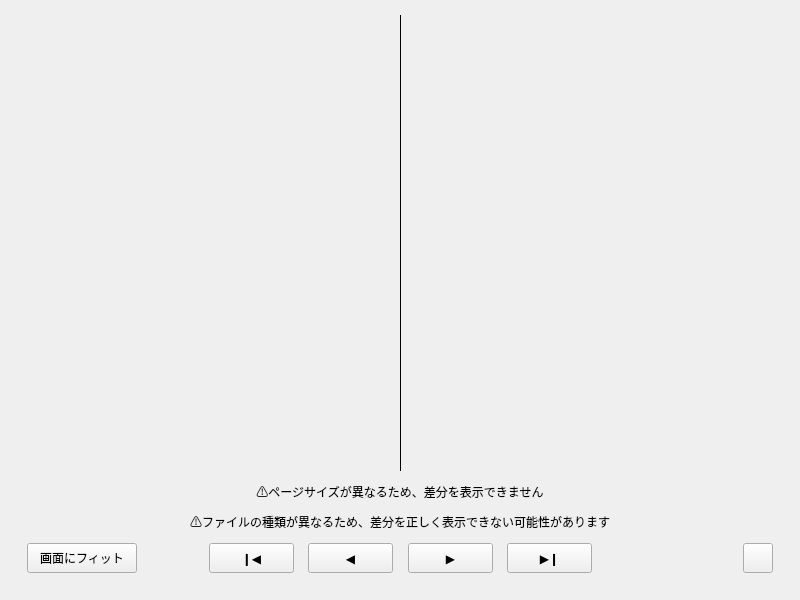
Before: the Qt Designer form difference_viewer/resources/main_window.ui in blue-no/difference-viewer, drawn with Qt 5.
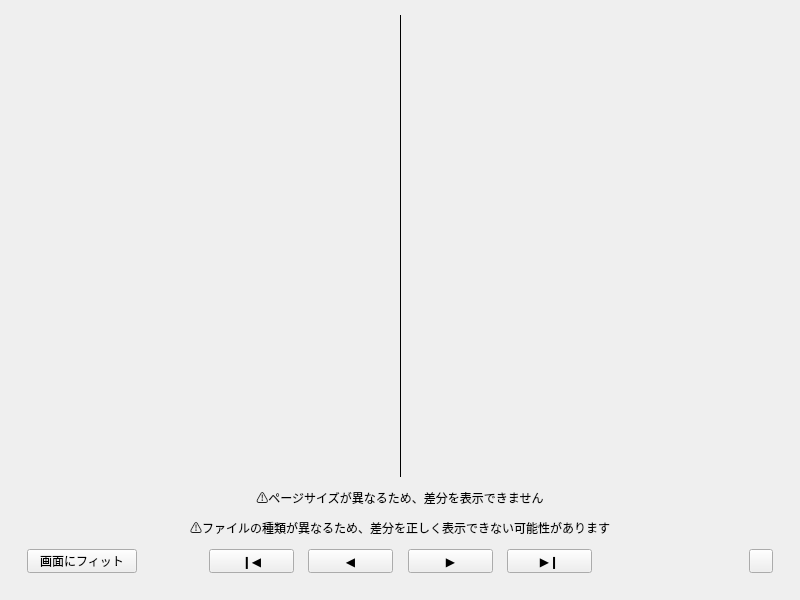
After: the same form once the commit is applied.

Commit message: Modify widget size

The edit to the form file:
```diff
--- a/difference_viewer/resources/main_window.ui
+++ b/difference_viewer/resources/main_window.ui
@@ -79,13 +79,13 @@
           <property name="minimumSize">
            <size>
             <width>85</width>
-            <height>30</height>
+            <height>24</height>
            </size>
           </property>
           <property name="maximumSize">
            <size>
             <width>80</width>
-            <height>30</height>
+            <height>24</height>
            </size>
           </property>
           <property name="toolTip">
@@ -101,13 +101,13 @@
           <property name="minimumSize">
            <size>
             <width>85</width>
-            <height>30</height>
+            <height>24</height>
            </size>
           </property>
           <property name="maximumSize">
            <size>
             <width>80</width>
-            <height>30</height>
+            <height>24</height>
            </size>
           </property>
           <property name="toolTip">
@@ -138,14 +138,14 @@
          <widget class="QPushButton" name="btnOpenPrefs">
           <property name="minimumSize">
            <size>
-            <width>30</width>
-            <height>30</height>
+            <width>24</width>
+            <height>24</height>
            </size>
           </property>
           <property name="maximumSize">
            <size>
-            <width>30</width>
-            <height>30</height>
+            <width>24</width>
+            <height>24</height>
            </size>
           </property>
           <property name="toolTip">
@@ -199,20 +199,20 @@
           <property name="minimumSize">
            <size>
             <width>110</width>
-            <height>30</height>
+            <height>24</height>
            </size>
           </property>
           <property name="maximumSize">
            <size>
             <width>16777215</width>
-            <height>30</height>
+            <height>24</height>
            </size>
           </property>
           <property name="toolTip">
            <string>ページを画面にフィット</string>
           </property>
           <property name="text">
-           <string>  画面にフィット  </string>
+           <string>画面にフィット</string>
           </property>
          </widget>
         </item>
@@ -234,13 +234,13 @@
           <property name="minimumSize">
            <size>
             <width>85</width>
-            <height>30</height>
+            <height>24</height>
            </size>
           </property>
           <property name="maximumSize">
            <size>
             <width>80</width>
-            <height>30</height>
+            <height>24</height>
            </size>
           </property>
           <property name="toolTip">
@@ -256,13 +256,13 @@
           <property name="minimumSize">
            <size>
             <width>85</width>
-            <height>30</height>
+            <height>24</height>
            </size>
           </property>
           <property name="maximumSize">
            <size>
             <width>80</width>
-            <height>30</height>
+            <height>24</height>
            </size>
           </property>
           <property name="toolTip">
```
The commit also changes 3 other files.
